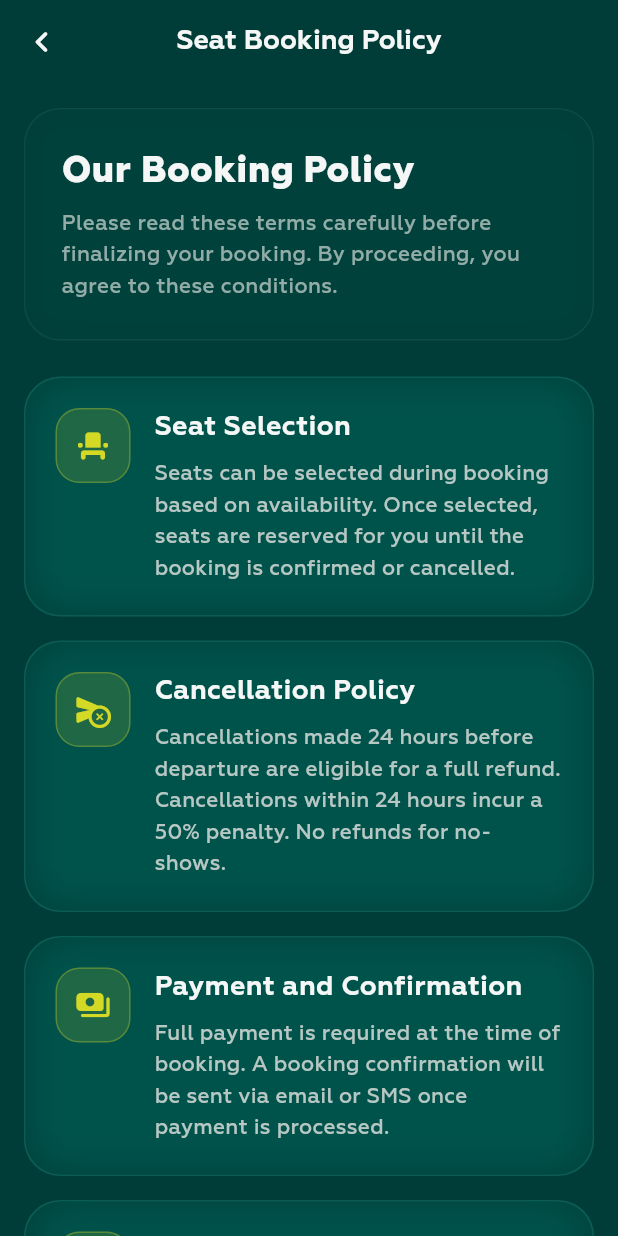
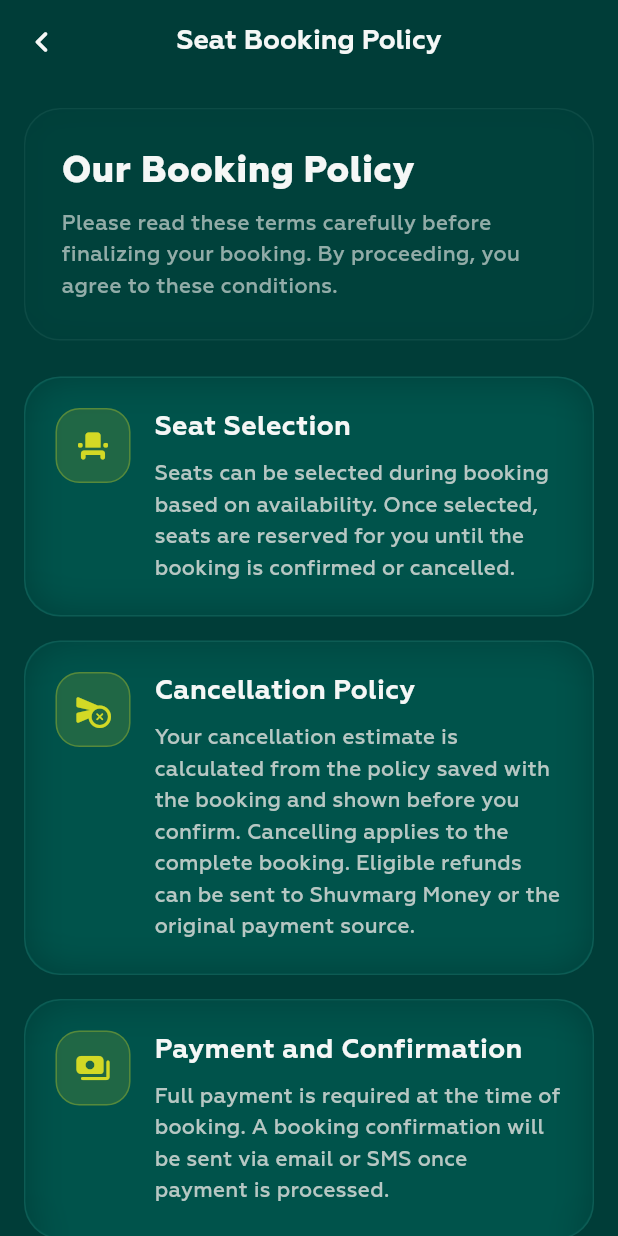
Before and after one commit to Dipesh600/shuvmarg-bus-booking-platform-app, a Flutter app: the SeatsPolicyInfo screen opened directly, on a phone screen of 412 x 824 dp. Run offline on Flutter 3.47's test engine with Material 3 defaults, Android fonts, the phone set to English and light mode, and no system bars; our stand-ins replace cached_network_image, carousel_slider, connectivity_plus, device_info_plus, dio, firebase_core and 17 more; missing offline and left inert: scratcher; accounts and stored records are empty; project files that could hold a hidden picture were left out.

Commit message:
Align cancellation policy copy with backend

```diff
--- a/lib/views/booking/seats_policy_info.dart
+++ b/lib/views/booking/seats_policy_info.dart
@@ -47,7 +47,7 @@ class SeatsPolicyInfo extends StatelessWidget {
               icon: Icons.cancel_schedule_send_rounded,
               title: "Cancellation Policy",
               description:
-                  "Cancellations made 24 hours before departure are eligible for a full refund. Cancellations within 24 hours incur a 50% penalty. No refunds for no-shows.",
+                  "Your cancellation estimate is calculated from the policy saved with the booking and shown before you confirm. Cancelling applies to the complete booking. Eligible refunds can be sent to Shuvmarg Money or the original payment source.",
             ),
             _buildPolicyItem(
               icon: Icons.payments_rounded,
@@ -80,9 +80,9 @@ class SeatsPolicyInfo extends StatelessWidget {
               width: double.infinity,
               padding: const EdgeInsets.all(16),
               decoration: BoxDecoration(
-                color: AppTheme.accentLime.withOpacity(0.1),
+                color: AppTheme.accentLime.withValues(alpha: 0.1),
                 borderRadius: BorderRadius.circular(16),
-                border: Border.all(color: AppTheme.accentLime.withOpacity(0.3)),
+                border: Border.all(color: AppTheme.accentLime.withValues(alpha: 0.3)),
               ),
               child: Row(
                 children: [
@@ -93,7 +93,7 @@ class SeatsPolicyInfo extends StatelessWidget {
                       "Note: Policies are subject to change. Please check our website for the latest updates.",
                       style: TextStyle(
                         fontSize: 13,
-                        color: AppTheme.textSecondary.withOpacity(0.9),
+                        color: AppTheme.textSecondary.withValues(alpha: 0.9),
                         fontStyle: FontStyle.italic,
                       ),
                     ),
@@ -112,7 +112,7 @@ class SeatsPolicyInfo extends StatelessWidget {
     return Container(
       width: double.infinity,
       decoration: BoxDecoration(
-        color: AppTheme.primary.withOpacity(0.15),
+        color: AppTheme.primary.withValues(alpha: 0.15),
         borderRadius: BorderRadius.circular(24),
         border: Border.all(color: AppTheme.stroke, width: 1),
       ),
@@ -138,7 +138,7 @@ class SeatsPolicyInfo extends StatelessWidget {
                   "Please read these terms carefully before finalizing your booking. By proceeding, you agree to these conditions.",
                   style: TextStyle(
                     fontSize: 14,
-                    color: AppTheme.textSecondary.withOpacity(0.8),
+                    color: AppTheme.textSecondary.withValues(alpha: 0.8),
                     height: 1.5,
                   ),
                 ),
@@ -163,7 +163,7 @@ class SeatsPolicyInfo extends StatelessWidget {
         border: Border.all(color: AppTheme.stroke, width: 1),
         boxShadow: [
           BoxShadow(
-            color: AppTheme.primaryDark.withOpacity(0.4),
+            color: AppTheme.primaryDark.withValues(alpha: 0.4),
             blurRadius: 30,
             offset: const Offset(0, 10),
           ),
@@ -182,9 +182,9 @@ class SeatsPolicyInfo extends StatelessWidget {
                 Container(
                   padding: const EdgeInsets.all(12),
                   decoration: BoxDecoration(
-                    color: AppTheme.accentLime.withOpacity(0.15),
+                    color: AppTheme.accentLime.withValues(alpha: 0.15),
                     borderRadius: BorderRadius.circular(16),
-                    border: Border.all(color: AppTheme.accentLime.withOpacity(0.3), width: 1),
+                    border: Border.all(color: AppTheme.accentLime.withValues(alpha: 0.3), width: 1),
                   ),
                   child: Icon(
                     icon,
```
